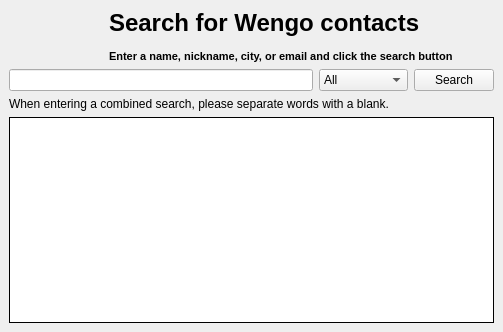
Qt form wengophone/src/presentation/qt/webservices/directory/WsDirectory.ui (tkrotoff/WengoPhone) before a commit.
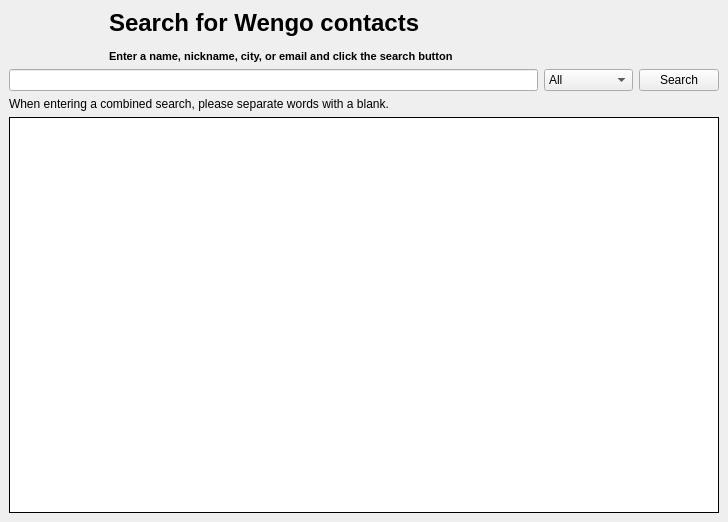
The same form after that commit.

Commit message: fix part of ticket #527 (for search tool)

The edit to the form file:
```diff
--- a/wengophone/src/presentation/qt/webservices/directory/WsDirectory.ui
+++ b/wengophone/src/presentation/qt/webservices/directory/WsDirectory.ui
@@ -8,8 +8,8 @@
    <rect>
     <x>0</x>
     <y>0</y>
-    <width>503</width>
-    <height>332</height>
+    <width>728</width>
+    <height>522</height>
    </rect>
   </property>
   <property name="windowTitle" >
```
